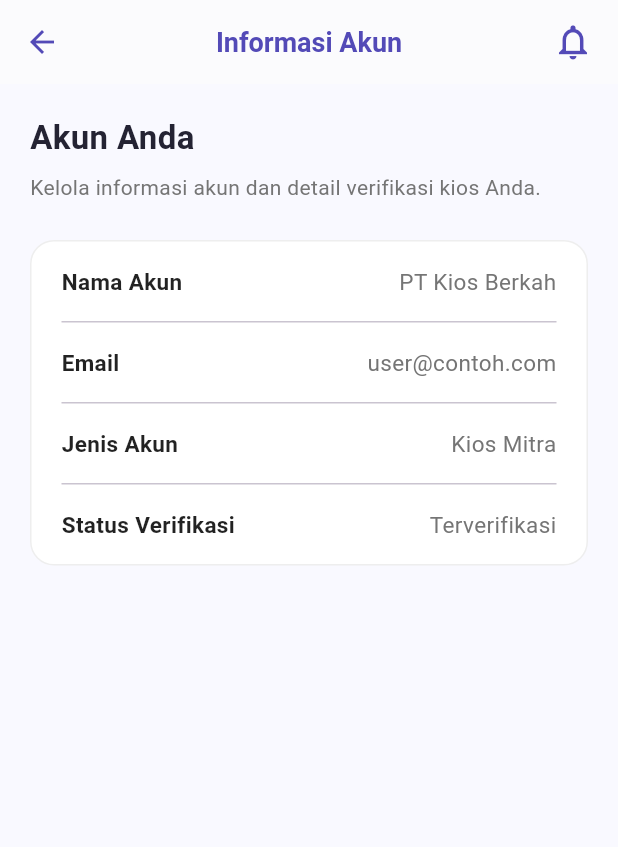
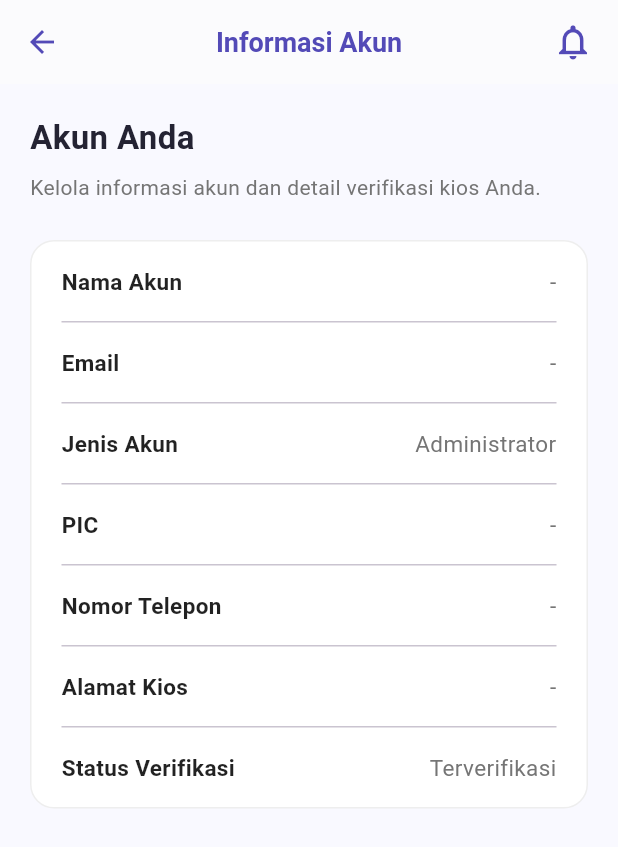
Before and after one commit to Adewangga018/gcommers, a Flutter app: the AccountInfoPage screen opened by its route, on a phone screen of 412 x 824 dp. Shown: the top 847 px of the screen. Run offline on Flutter 3.47's test engine with Material 3 defaults, Android fonts, the phone set to English and light mode, and no system bars; our stand-ins replace image_picker, shared_preferences; accounts and stored records are empty; network calls fail.

Commit message:
`Updated auth models and session manager to include phone, address, and picName fields`

```diff
--- a/lib/src/models/auth_models.dart
+++ b/lib/src/models/auth_models.dart
@@ -3,12 +3,18 @@
     required this.email,
     required this.role,
     required this.displayName,
+    this.phone,
+    this.address,
+    this.picName,
     this.token,
   });
 
   final String email;
   final String role;
   final String displayName;
+  final String? phone;
+  final String? address;
+  final String? picName;
   final String? token;
 }
 
--- a/lib/src/screens/payment_page.dart
+++ b/lib/src/screens/payment_page.dart
@@ -50,7 +50,7 @@
 
   @override
   Widget build(BuildContext context) {
-    const Color primaryPurple = Color(0xFF4A3AFF);
+    const Color primaryPurple = Color(0xFF3B309E);
     const Color bgLight = Color(0xFFF9F9FF);
 
     return Scaffold(
@@ -206,7 +206,7 @@
 
   @override
   Widget build(BuildContext context) {
-    const Color primaryPurple = Color(0xFF4A3AFF);
+    const Color primaryPurple = Color(0xFF3B309E);
 
     return Material(
       color: Colors.transparent,
--- a/lib/src/screens/payment_success_page.dart
+++ b/lib/src/screens/payment_success_page.dart
@@ -8,8 +8,8 @@
 
   @override
   Widget build(BuildContext context) {
-    const Color primaryPurple = Color(0xFF4A3AFF);
-    const Color bgLight = Color(0xFF4A3AFF);
+    const Color primaryPurple = Color(0xFF3B309E);
+    const Color bgLight = Color(0xFF3B309E);
     final args = ModalRoute.of(context)?.settings.arguments;
     final result = args is PaymentResult ? args : null;
 
--- a/lib/src/screens/scan_qr_page.dart
+++ b/lib/src/screens/scan_qr_page.dart
@@ -7,7 +7,7 @@
   Widget build(BuildContext context) {
     final poNumber = ModalRoute.of(context)?.settings.arguments as String? ?? 'PO-2026-10-9842';
     const Color bg = Color(0xFF1F203A);
-    const Color primaryPurple = Color(0xFF4A3AFF);
+    const Color primaryPurple = Color(0xFF3B309E);
     const Color accent = Color(0xFF6A5CF7);
 
     return Scaffold(
--- a/lib/src/screens/settings_pages.dart
+++ b/lib/src/screens/settings_pages.dart
@@ -5,8 +5,26 @@
 import '../services/session_manager.dart';
 import '../theme/app_theme.dart';
 
-class AccountInfoPage extends StatelessWidget {
+class AccountInfoPage extends StatefulWidget {
   const AccountInfoPage({super.key});
+
+  @override
+  State<AccountInfoPage> createState() => _AccountInfoPageState();
+}
+
+class _AccountInfoPageState extends State<AccountInfoPage> {
+  AuthSession? _session;
+
+  @override
+  void initState() {
+    super.initState();
+    _loadSession();
+  }
+
+  Future<void> _loadSession() async {
+    final session = await sessionManager.getSession();
+    if (mounted) setState(() => _session = session);
+  }
 
   @override
   Widget build(BuildContext context) {
@@ -39,15 +57,21 @@
                   borderRadius: BorderRadius.circular(16),
                   border: Border.all(color: Colors.grey[200]!),
                 ),
-                child: const Column(
+                child: Column(
                   children: [
-                    _InfoTile(label: 'Nama Akun', value: 'PT Kios Berkah'),
-                    Divider(height: 1, indent: 20, endIndent: 20),
-                    _InfoTile(label: 'Email', value: 'user@contoh.com'),
-                    Divider(height: 1, indent: 20, endIndent: 20),
-                    _InfoTile(label: 'Jenis Akun', value: 'Kios Mitra'),
-                    Divider(height: 1, indent: 20, endIndent: 20),
-                    _InfoTile(label: 'Status Verifikasi', value: 'Terverifikasi'),
+                    _InfoTile(label: 'Nama Akun', value: _session?.displayName ?? '-'),
+                    const Divider(height: 1, indent: 20, endIndent: 20),
+                    _InfoTile(label: 'Email', value: _session?.email ?? '-'),
+                    const Divider(height: 1, indent: 20, endIndent: 20),
+                    _InfoTile(label: 'Jenis Akun', value: _session?.role == 'kiosk' ? 'Kios Mitra' : 'Administrator'),
+                    const Divider(height: 1, indent: 20, endIndent: 20),
+                    _InfoTile(label: 'PIC', value: _session?.picName ?? '-'),
+                    const Divider(height: 1, indent: 20, endIndent: 20),
+                    _InfoTile(label: 'Nomor Telepon', value: _session?.phone ?? '-'),
+                    const Divider(height: 1, indent: 20, endIndent: 20),
+                    _InfoTile(label: 'Alamat Kios', value: _session?.address ?? '-'),
+                    const Divider(height: 1, indent: 20, endIndent: 20),
+                    const _InfoTile(label: 'Status Verifikasi', value: 'Terverifikasi'),
                   ],
                 ),
               ),
@@ -59,8 +83,26 @@
   }
 }
 
-class SecurityPage extends StatelessWidget {
+class SecurityPage extends StatefulWidget {
   const SecurityPage({super.key});
+
+  @override
+  State<SecurityPage> createState() => _SecurityPageState();
+}
+
+class _SecurityPageState extends State<SecurityPage> {
+  AuthSession? _session;
+
+  @override
+  void initState() {
+    super.initState();
+    _loadSession();
+  }
+
+  Future<void> _loadSession() async {
+    final session = await sessionManager.getSession();
+    if (mounted) setState(() => _session = session);
+  }
 
   @override
   Widget build(BuildContext context) {
@@ -93,13 +135,13 @@
                   borderRadius: BorderRadius.circular(16),
                   border: Border.all(color: Colors.grey[200]!),
                 ),
-                child: const Column(
+                child: Column(
                   children: [
-                    _InfoTile(label: 'Password', value: '••••••••'),
-                    Divider(height: 1, indent: 20, endIndent: 20),
-                    _InfoTile(label: 'Otentikasi 2 Langkah', value: 'Nonaktif'),
-                    Divider(height: 1, indent: 20, endIndent: 20),
-                    _InfoTile(label: 'Pemulihan Akun', value: 'Email terdaftar'),
+                    const _InfoTile(label: 'Password', value: '••••••••'),
+                    const Divider(height: 1, indent: 20, endIndent: 20),
+                    const _InfoTile(label: 'Otentikasi 2 Langkah', value: 'Nonaktif'),
+                    const Divider(height: 1, indent: 20, endIndent: 20),
+                    _InfoTile(label: 'Pemulihan Akun', value: _session?.email ?? 'Email terdaftar'),
                   ],
                 ),
               ),
```
Also changed, not shown: lib/src/screens/order_page.dart (+5 -5 lines), lib/src/services/session_manager.dart (+15 -0 lines).
